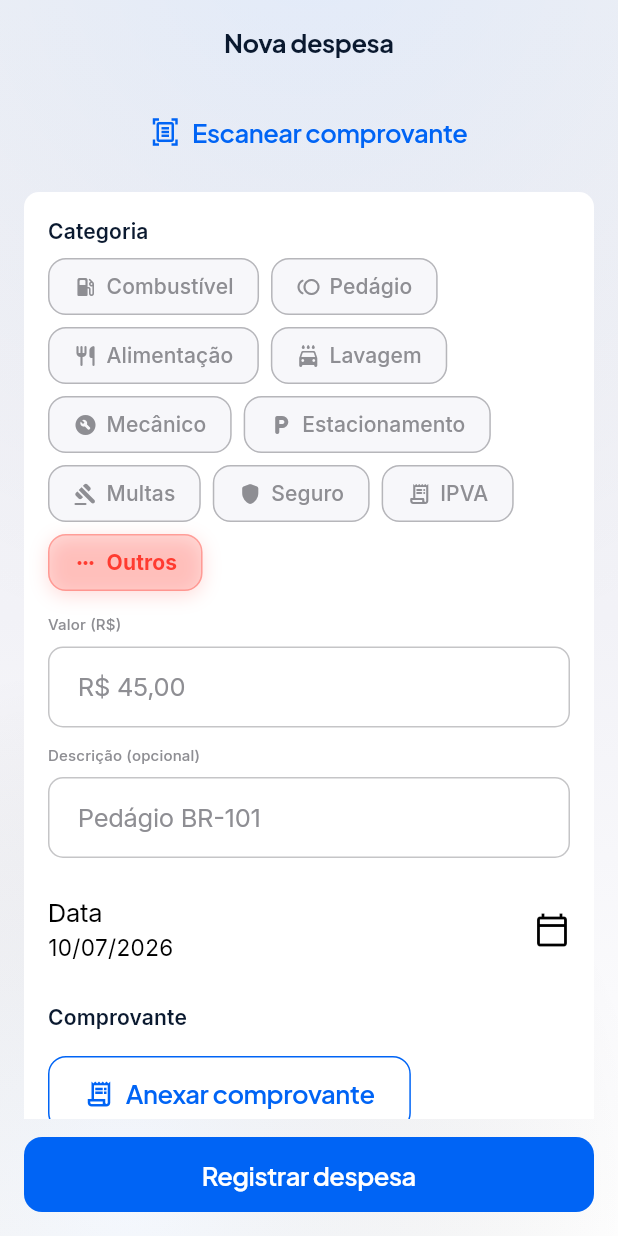
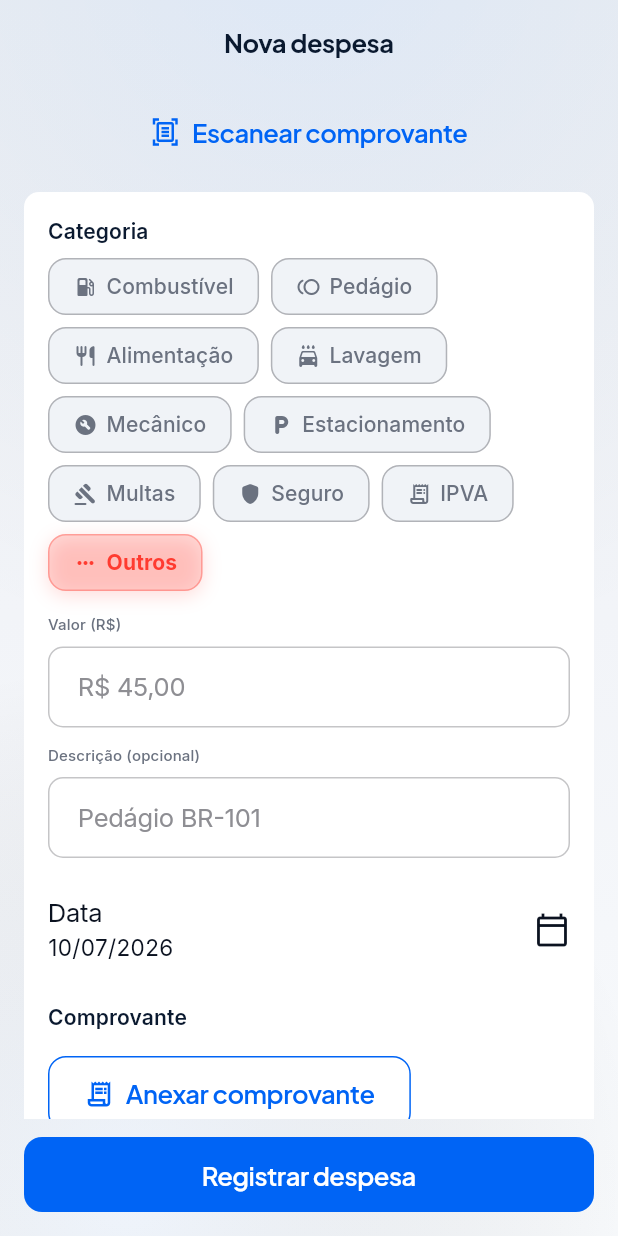
Before and after one commit to solerpedroo/driveflow, a Flutter app: the ExpenseFormScreen screen opened by its route, on a phone screen of 412 x 824 dp. Run offline on Flutter 3.47's test engine with Material 3 defaults, Android fonts, the phone set to English and light mode, and no system bars; our stand-ins replace cached_network_image, connectivity_plus, dio, file_picker, fl_chart, flutter_hooks and 14 more; missing offline and left inert: google_mlkit_text_recognition; accounts and stored records are empty; network calls fail; statements that could not run were skipped.

Commit message:
feat(theme): refina paleta com superfícies em camadas Apple
Remove bias indigo em heróis, ajusta secondary labels e tint quieto
para tab ativa.

Co-authored-by: Pedro Henrique Contardi Soler <pedrocsoler@hotmail.com>

```diff
--- a/lib/core/theme/app_colors.dart
+++ b/lib/core/theme/app_colors.dart
@@ -1,50 +1,46 @@
 import 'package:flutter/material.dart';
 import 'package:flutter/services.dart';
 
-/// Fusão DriveFlow — Cupertino (estrutura) + ReuniAI (marca) + Mescla (hero/fintech).
+/// Paleta DriveFlow — azul de marca + superfícies em camadas (Wallet / HIG).
 abstract final class AppColors {
-  // ReuniAI — identidade azul premium
+  // Marca
   static const Color brandBlue = Color(0xFF0064F5);
   static const Color brandBlueDark = Color(0xFF0047B8);
   static const Color brandBlueDeep = Color(0xFF002D6E);
   static const Color brandGlow = Color(0xFFB8D4FF);
   static const Color brandNavy = Color(0xFF0A192F);
 
-  // Cupertino system blue (fallback nativo)
+  // Aliases de compatibilidade (sem drift para indigo/roxo)
   static const Color systemBlue = brandBlue;
   static const Color systemBlueDark = Color(0xFF0A84FF);
-
   static const Color skyBlue = brandBlue;
   static const Color skyBlueDim = brandBlueDark;
   static const Color skyBlueSoft = brandGlow;
-
   static const Color deepNavy = brandNavy;
   static const Color midnight = Color(0xFF1C1C1E);
   static const Color slate = Color(0xFF2C2C2E);
-
-  // Mescla — acento secundário (gráficos / hero)
-  static const Color mesclaIndigo = Color(0xFF4F46E5);
-
   static const Color electricTeal = brandBlue;
   static const Color electricTealDim = brandBlueDark;
 
-  // Semantic (iOS + fintech)
+  /// Alias legado — aponta para navy profundo (sem indigo/roxo).
+  static const Color mesclaIndigo = brandBlueDeep;
+
+  // Semântica (iOS system)
   static const Color profitGreen = Color(0xFF34C759);
   static const Color expenseCoral = Color(0xFFFF3B30);
   static const Color warningAmber = Color(0xFFFF9500);
   static const Color infoBlue = Color(0xFF5AC8FA);
 
-  // Cupertino grouped surfaces
-  static const Color iosGroupedBackground = Color(0xFFF2F2F7);
+  // Superfícies light — camadas (não flat único)
+  static const Color iosGroupedBackground = Color(0xFFF2F4F8);
   static const Color iosSecondaryGrouped = Color(0xFFFFFFFF);
-  static const Color iosTertiaryGrouped = Color(0xFFF2F2F7);
+  static const Color iosTertiaryGrouped = Color(0xFFE8ECF2);
   static const Color iosSeparator = Color(0x4C3C3C43);
-  static const Color iosLabel = Color(0xFF000000);
-  static const Color iosBarBackgroundLight = Color(0xF0F9F9F9);
+  static const Color iosLabel = Color(0xFF0B1220);
+  static const Color iosBarBackgroundLight = Color(0xF0F7F8FA);
+  static const Color shellTopLight = Color(0xFFEEF2F7);
 
-  // Mescla shell tint (light)
-  static const Color mesclaShellTop = Color(0xFFF3F5FA);
-
+  // Superfícies dark — true black + elevated layers
   static const Color iosGroupedBackgroundDark = Color(0xFF000000);
   static const Color iosSecondaryGroupedDark = Color(0xFF1C1C1E);
   static const Color iosTertiaryGroupedDark = Color(0xFF2C2C2E);
@@ -54,11 +50,11 @@ abstract final class AppColors {
   static const Color lightBackground = iosGroupedBackground;
   static const Color lightSurface = iosSecondaryGrouped;
   static const Color lightMuted = iosTertiaryGrouped;
-  static const Color lightBorder = Color(0xFFEBEBEB);
+  static const Color lightBorder = Color(0xFFE2E6EE);
 
-  static const Color textPrimary = Color(0xFF252525);
+  static const Color textPrimary = Color(0xFF0B1220);
   static const Color textSecondary = Color(0xFF8E8E93);
-  static const Color textSecondaryLight = Color(0xFF737373);
+  static const Color textSecondaryLight = Color(0xFF6B7280);
 
   static const Color glassBorder = Color(0x33FFFFFF);
   static const Color glassBorderLight = Color(0x1A0A192F);
@@ -91,11 +87,12 @@ abstract final class AppColors {
         : iosSecondaryGrouped;
   }
 
+  /// Fundo em camadas — profundidade estática (sem mesh animado).
   static List<Color> shellGradient(Brightness brightness) {
     if (brightness == Brightness.dark) {
-      return const [brandNavy, Color(0xFF0F1419)];
+      return const [Color(0xFF05080F), brandNavy, Color(0xFF000000)];
     }
-    return const [mesclaShellTop, iosGroupedBackground, Color(0xFFFFFFFF)];
+    return const [shellTopLight, iosGroupedBackground, Color(0xFFF8FAFC)];
   }
 
   static List<Color> ambientGradient(Brightness brightness) {
@@ -105,14 +102,14 @@ abstract final class AppColors {
   static List<Color> accentGlow(Brightness brightness) {
     if (brightness == Brightness.dark) {
       return [
-        brandBlue.withValues(alpha: 0.18),
-        brandGlow.withValues(alpha: 0.06),
+        brandBlue.withValues(alpha: 0.14),
+        brandGlow.withValues(alpha: 0.04),
         Colors.transparent,
       ];
     }
     return [
-      brandBlue.withValues(alpha: 0.10),
-      brandGlow.withValues(alpha: 0.05),
+      brandBlue.withValues(alpha: 0.07),
+      brandGlow.withValues(alpha: 0.03),
       Colors.transparent,
     ];
   }
@@ -129,11 +126,13 @@ abstract final class AppColors {
   }
 
   static Color secondaryLabel(ThemeData theme) {
-    return const Color(0xFF8E8E93);
+    return theme.brightness == Brightness.dark
+        ? const Color(0xFF98989F)
+        : const Color(0xFF6B7280);
   }
 
   static Color bottomNavInactive(ThemeData theme) {
-    return const Color(0xFF8E8E93);
+    return secondaryLabel(theme);
   }
 
   static Color bottomNavBarShell(ThemeData theme) {
@@ -153,4 +152,19 @@ abstract final class AppColors {
   static Color separator(ThemeData theme) {
     return border(theme);
   }
+
+  /// Tint quieto para tab ativa (sem gradient glow).
+  static Color navActiveFill(Brightness brightness) {
+    if (brightness == Brightness.dark) {
+      return brandBlue.withValues(alpha: 0.22);
+    }
+    return brandBlue.withValues(alpha: 0.12);
+  }
+
+  static Color navActiveForeground(Brightness brightness) {
+    if (brightness == Brightness.dark) {
+      return const Color(0xFF9EC1FF);
+    }
+    return brandBlueDark;
+  }
 }
```
